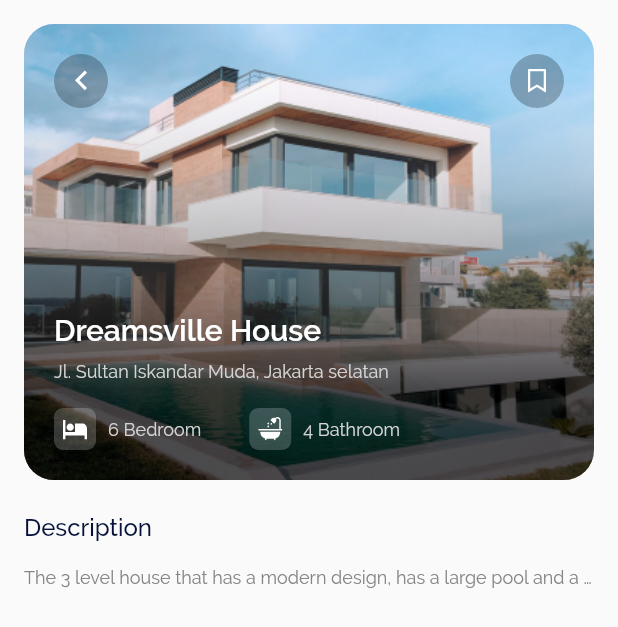
After one commit to vishnumukundan/home-rent, a Flutter app: the ScreenDetails screen opened directly, on a phone screen of 412 x 824 dp. The commit adds this screen. Shown: the top 627 px of the screen. Run offline on Flutter 3.47's test engine with Material 2 defaults, Android fonts, the phone set to English and light mode, and no system bars; our stand-ins replace flutter_svg.

Commit message:
detail page design started, header image added

```diff
--- a/lib/core/utils/navigator.dart
+++ b/lib/core/utils/navigator.dart
@@ -4,4 +4,8 @@ class PageNav {
   push(BuildContext context, screen) {
     Navigator.of(context).push(MaterialPageRoute(builder: (ctx) => screen));
   }
+
+  pop(BuildContext context) {
+    Navigator.pop(context);
+  }
 }
--- a/lib/main.dart
+++ b/lib/main.dart
@@ -16,7 +16,7 @@ class MyApp extends StatelessWidget {
       ),
       themeMode: ThemeMode.light,
       darkTheme: ThemeData.dark(),
-      home: const ScreenHome(),
+      home: ScreenHome(),
     );
   }
 }
--- a/lib/presentation/components/text.dart
+++ b/lib/presentation/components/text.dart
@@ -1,5 +1,3 @@
-// ignore_for_file: use_key_in_widget_constructors, prefer_typing_uninitialized_variables, camel_case_types
-
 import 'package:flutter/material.dart';
 
 import '../themes/text_config.dart';
@@ -16,21 +14,8 @@ class Text__widget extends StatelessWidget {
     required this.fontWeight,
     this.fontFamily,
     this.color,
-    // this.wordSpacing,
-    // this.backgroundColor,
-    // this.textBaseline,
-    // this.fontStyle,
-    // this.leadingDistribution,
-    // this.locale,
-    // this.foreground,
-    // this.background,
-    // this.shadows,
-    // this.fontFeatures,
-    // this.decoration,
-    // this.decorationColor,
-    // this.decorationStyle,
-    // this.decorationThickness,
-    // this.debugLabel,
+    required this.textAlign,
+    required this.textOverFlow,
   });
 
   final text;
@@ -40,26 +25,15 @@ class Text__widget extends StatelessWidget {
   final fontSize;
   final letterSpacing;
   final height;
-  // final wordSpacing;
-  // final backgroundColor;
-  // final fontStyle;
-  // final textBaseline;
-  // final leadingDistribution;
-  // final locale;
-  // final foreground;
-  // final background;
-  // final shadows;
-  // final fontFeatures;
-  // final decoration;
-  // final decorationColor;
-  // final decorationStyle;
-  // final decorationThickness;
-  // final debugLabel;
+  final textAlign;
+  final textOverFlow;
 
   @override
   Widget build(BuildContext context) {
     return Text(
       text,
+      overflow: textOverFlow,
+      textAlign: textAlign ?? TextAlign.left,
       style: TextStyle(
         fontFamily: fontFamily ?? kFontFamily,
         fontWeight: fontWeight ?? kDefaultFontWeight,
@@ -88,6 +62,8 @@ class Text__widget extends StatelessWidget {
 //     this.fontWeight,
 //     this.lineHeight,
 //     this.letterSpacing,
+//     this.textAlign,
+//     this.textOverFlow,
 //   }) : super(key: key);
 
 //   final text;
@@ -96,12 +72,16 @@ class Text__widget extends StatelessWidget {
 //   final fontWeight;
 //   final lineHeight;
 //   final letterSpacing;
+//   final textAlign;
+//   final textOverFlow;
 
 //   @override
 //   Widget build(BuildContext context) {
 //     return Text__widget(
 //       text: text,
-// color: color ?? kDefaultTextColor,
+//       textAlign: textAlign,
+//       textOverFlow: textOverFlow,
+//       color: color,
 //       fontSize: size ?? kConfig_DisplayLarge_FontSize,
 //       letterSpacing: letterSpacing ?? kConfig_DisplayLarge_LetterSpacing,
 //       height: kConfig_DisplayLarge_LineHeight,
@@ -110,8 +90,8 @@ class Text__widget extends StatelessWidget {
 //   }
 // }
 
-///
-/// display Medium
+// ///
+// /// display Medium
 // class DisplayMedium__text extends StatelessWidget {
 //   const DisplayMedium__text({
 //     Key? key,
@@ -121,6 +101,8 @@ class Text__widget extends StatelessWidget {
 //     this.fontWeight,
 //     this.lineHeight,
 //     this.letterSpacing,
+//     this.textAlign,
+//     this.textOverFlow,
 //   }) : super(key: key);
 
 //   final text;
@@ -129,12 +111,16 @@ class Text__widget extends StatelessWidget {
 //   final fontWeight;
 //   final lineHeight;
 //   final letterSpacing;
+//   final textAlign;
+//   final textOverFlow;
 
 //   @override
 //   Widget build(BuildContext context) {
 //     return Text__widget(
 //       text: text,
-// color: color ?? kDefaultTextColor,
+//       textAlign: textAlign,
+//       textOverFlow: textOverFlow,
+//       color: color,
 //       fontSize: size ?? kConfig_DisplayMedium_FontSize,
 //       letterSpacing: letterSpacing ?? kConfig_DisplayMedium_LetterSpacing,
 //       height: kConfig_DisplayMedium_LineHeight,
@@ -143,8 +129,8 @@ class Text__widget extends StatelessWidget {
 //   }
 // }
 
-///
-/// display Small
+// ///
+// /// display Small
 // class DisplaySmall__text extends StatelessWidget {
 //   const DisplaySmall__text({
 //     Key? key,
@@ -154,6 +140,8 @@ class Text__widget extends StatelessWidget {
 //     this.fontWeight,
 //     this.lineHeight,
 //     this.letterSpacing,
+//     this.textAlign,
+//     this.textOverFlow,
 //   }) : super(key: key);
 
 //   final text;
@@ -162,12 +150,16 @@ class Text__widget extends StatelessWidget {
 //   final fontWeight;
 //   final lineHeight;
 //   final letterSpacing;
+//   final textAlign;
+//   final textOverFlow;
 
 //   @override
 //   Widget build(BuildContext context) {
 //     return Text__widget(
 //       text: text,
-// color: color ?? kDefaultTextColor,
+//       textAlign: textAlign,
+//       textOverFlow: textOverFlow,
+//       color: color,
 //       fontSize: size ?? kConfig_DisplaySmall_FontSize,
 //       letterSpacing: letterSpacing ?? kConfig_DisplaySmall_LetterSpacing,
 //       height: kConfig_DisplaySmall_LineHeight,
@@ -176,9 +168,9 @@ class Text__widget extends StatelessWidget {
 //   }
 // }
 
-///
-/// Headline large
-/// -----------------------------------------------------------------------------------------------
+// ///
+// /// Headline large
+// /// -----------------------------------------------------------------------------------------------
 // class HeadlineLarge__text extends StatelessWidget {
 //   const HeadlineLarge__text({
 //     Key? key,
@@ -188,6 +180,8 @@ class Text__widget extends StatelessWidget {
 //     this.fontWeight,
 //     this.lineHeight,
 //     this.letterSpacing,
+//     this.textAlign,
+//     this.textOverFlow,
 //   }) : super(key: key);
 
 //   final text;
@@ -196,12 +190,16 @@ class Text__widget extends StatelessWidget {
 //   final fontWeight;
 //   final lineHeight;
 //   final letterSpacing;
+//   final textAlign;
+//   final textOverFlow;
 
 //   @override
 //   Widget build(BuildContext context) {
 //     return Text__widget(
 //       text: text,
-// color: color ?? kDefaultTextColor,
+//       textAlign: textAlign,
+//       textOverFlow: textOverFlow,
+//       color: color,
 //       fontSize: size ?? kConfig_HeadlineLarge_FontSize,
 //       letterSpacing: letterSpacing ?? kConfig_HeadlineLarge_LetterSpacing,
 //       height: kConfig_HeadlineLarge_LineHeight,
@@ -210,8 +208,8 @@ class Text__widget extends StatelessWidget {
 //   }
 // }
 
-///
-/// Headline Medium
+// ///
+// /// Headline Medium
 // class HeadlineMedium__text extends StatelessWidget {
 //   const HeadlineMedium__text({
 //     Key? key,
@@ -221,6 +219,8 @@ class Text__widget extends StatelessWidget {
 //     this.fontWeight,
 //     this.lineHeight,
 //     this.letterSpacing,
+//     this.textAlign,
+//     this.textOverFlow,
 //   }) : super(key: key);
 
 //   final text;
@@ -229,12 +229,16 @@ class Text__widget extends StatelessWidget {
 //   final fontWeight;
 //   final lineHeight;
 //   final letterSpacing;
+//   final textAlign;
+//   final textOverFlow;
 
 //   @override
 //   Widget build(BuildContext context) {
 //     return Text__widget(
 //       text: text,
-// color: color ?? kDefaultTextColor,
+//       textAlign: textAlign,
+//       textOverFlow: textOverFlow,
+//       color: color,
 //       fontSize: size ?? kConfig_HeadlineMedium_FontSize,
 //       letterSpacing: letterSpacing ?? kConfig_HeadlineMedium_LetterSpacing,
 //       height: kConfig_HeadlineMedium_LineHeight,
@@ -243,8 +247,8 @@ class Text__widget extends StatelessWidget {
 //   }
 // }
 
-///
-/// Headline Small
+// ///
+// /// Headline Small
 // class HeadlineSmall__text extends StatelessWidget {
 //   const HeadlineSmall__text({
 //     Key? key,
@@ -254,6 +258,8 @@ class Text__widget extends StatelessWidget {
 //     this.fontWeight,
 //     this.lineHeight,
 //     this.letterSpacing,
+//     this.textAlign,
+//     this.textOverFlow,
 //   }) : super(key: key);
 
 //   final text;
@@ -262,12 +268,16 @@ class Text__widget extends StatelessWidget {
 //   final fontWeight;
 //   final lineHeight;
 //   final letterSpacing;
+//   final textAlign;
+//   final textOverFlow;
 
 //   @override
 //   Widget build(BuildContext context) {
 //     return Text__widget(
 //       text: text,
-// color: color ?? kDefaultTextColor,
+//       textAlign: textAlign,
+//       textOverFlow: textOverFlow,
+//       color: color,
 //       fontSize: size ?? kConfig_HeadlineSmall_FontSize,
 //       letterSpacing: letterSpacing ?? kConfig_HeadlineSmall_LetterSpacing,
 //       height: kConfig_HeadlineSmall_LineHeight,
@@ -288,6 +298,8 @@ class TitleLarge__text extends StatelessWidget {
     this.fontWeight,
     this.lineHeight,
     this.letterSpacing,
+    this.textAlign,
+    this.textOverFlow,
   }) : super(key: key);
 
   final text;
@@ -296,12 +308,16 @@ class TitleLarge__text extends StatelessWidget {
   final fontWeight;
   final lineHeight;
   final letterSpacing;
+  final textAlign;
+  final textOverFlow;
 
   @override
   Widget build(BuildContext context) {
     return Text__widget(
       text: text,
-      color: color ?? kDefaultTextColor,
+      textAlign: textAlign,
+      textOverFlow: textOverFlow,
+      color: color,
       fontSize: size ?? kConfig_TitleLarge_FontSize,
       letterSpacing: letterSpacing ?? kConfig_TitleLarge_LetterSpacing,
       height: kConfig_TitleLarge_LineHeight,
@@ -321,6 +337,8 @@ class TitleMedium__text extends StatelessWidget {
     this.fontWeight,
     this.lineHeight,
     this.letterSpacing,
+    this.textAlign,
+    this.textOverFlow,
   }) : super(key: key);
 
   final text;
@@ -329,12 +347,16 @@ class TitleMedium__text extends StatelessWidget {
   final fontWeight;
   final lineHeight;
   final letterSpacing;
+  final textAlign;
+  final textOverFlow;
 
   @override
   Widget build(BuildContext context) {
     return Text__widget(
       text: text,
-      color: color ?? kDefaultTextColor,
+      textAlign: textAlign,
+      textOverFlow: textOverFlow,
+      color: color,
       fontSize: size ?? kConfig_TitleMedium_FontSize,
       letterSpacing: letterSpacing ?? kConfig_TitleMedium_LetterSpacing,
       height: kConfig_TitleMedium_LineHeight,
@@ -354,6 +376,8 @@ class TitleMedium__text extends StatelessWidget {
 //     this.fontWeight,
 //     this.lineHeight,
 //     this.letterSpacing,
+//     this.textAlign,
+//     this.textOverFlow,
 //   }) : super(key: key);
 
 //   final text;
@@ -362,12 +386,16 @@ class TitleMedium__text extends StatelessWidget {
 //   final fontWeight;
 //   final lineHeight;
 //   final letterSpacing;
+//   final textAlign;
+//   final textOverFlow;
 
 //   @override
 //   Widget build(BuildContext context) {
 //     return Text__widget(
 //       text: text,
-// color: color ?? kDefaultTextColor,
+//       textAlign: textAlign,
+//       textOverFlow: textOverFlow,
+//       color: color,
 //       fontSize: size ?? kConfig_TitleSmall_FontSize,
 //       letterSpacing: letterSpacing ?? kConfig_TitleSmall_LetterSpacing,
 //       height: kConfig_TitleSmall_LineHeight,
@@ -376,9 +404,9 @@ class TitleMedium__text extends StatelessWidget {
 //   }
 // }
 
-///
-/// Label large
-/// -----------------------------------------------------------------------------------------------
+// ///
+// /// Label large
+// /// -----------------------------------------------------------------------------------------------
 // class LabelLarge__text extends StatelessWidget {
 //   const LabelLarge__text({
 //     Key? key,
@@ -388,6 +416,8 @@ class TitleMedium__text extends StatelessWidget {
 //     this.fontWeight,
 //     this.lineHeight,
 //     this.letterSpacing,
+//     this.textAlign,
+//     this.textOverFlow,
 //   }) : super(key: key);
 
 //   final text;
@@ -396,12 +426,16 @@ class TitleMedium__text extends StatelessWidget {
 //   final fontWeight;
 //   final lineHeight;
 //   final letterSpacing;
+//   final textAlign;
+//   final textOverFlow;
 
 //   @override
 //   Widget build(BuildContext context) {
 //     return Text__widget(
 //       text: text,
-// color: color ?? kDefaultTextColor,
+//       textAlign: textAlign,
+//       textOverFlow: textOverFlow,
+//       color: color,
 //       fontSize: size ?? kConfig_LabelLarge_FontSize,
 //       letterSpacing: letterSpacing ?? kConfig_LabelLarge_LetterSpacing,
 //       height: kConfig_LabelLarge_LineHeight,
@@ -421,6 +455,8 @@ class LabelMedium__text extends StatelessWidget {
     this.fontWeight,
     this.lineHeight,
     this.letterSpacing,
+    this.textAlign,
+    this.textOverFlow,
   }) : super(key: key);
 
   final text;
@@ -429,12 +465,16 @@ class LabelMedium__text extends StatelessWidget {
   final fontWeight;
   final lineHeight;
   final letterSpacing;
+  final textAlign;
+  final textOverFlow;
 
   @override
   Widget build(BuildContext context) {
     return Text__widget(
       text: text,
-      color: color ?? kDefaultTextColor,
+      textAlign: textAlign,
+      textOverFlow: textOverFlow,
+      color: color,
       fontSize: size ?? kConfig_LabelMedium_FontSize,
       letterSpacing: letterSpacing ?? kConfig_LabelMedium_LetterSpacing,
       height: kConfig_LabelMedium_LineHeight,
@@ -454,6 +494,8 @@ class LabelSmall__text extends StatelessWidget {
     this.fontWeight,
     this.lineHeight,
     this.letterSpacing,
+    this.textAlign,
+    this.textOverFlow,
   }) : super(key: key);
 
   final text;
@@ -462,12 +504,16 @@ class LabelSmall__text extends StatelessWidget {
   final fontWeight;
   final lineHeight;
   final letterSpacing;
+  final textAlign;
+  final textOverFlow;
 
   @override
   Widget build(BuildContext context) {
     return Text__widget(
       text: text,
-      color: color ?? kDefaultTextColor,
+      textAlign: textAlign,
+      textOverFlow: textOverFlow,
+      color: color,
       fontSize: size ?? kConfig_LabelSmall_FontSize,
       letterSpacing: letterSpacing ?? kConfig_LabelSmall_LetterSpacing,
       height: kConfig_LabelSmall_LineHeight,
@@ -488,6 +534,8 @@ class LabelSmall__text extends StatelessWidget {
 //     this.fontWeight,
 //     this.lineHeight,
 //     this.letterSpacing,
+//     this.textAlign,
+//     this.textOverFlow,
 //   }) : super(key: key);
 
 //   final text;
@@ -496,12 +544,16 @@ class LabelSmall__text extends StatelessWidget {
 //   final fontWeight;
 //   final lineHeight;
 //   final letterSpacing;
+//   final textAlign;
+//   final textOverFlow;
 
 //   @override
 //   Widget build(BuildContext context) {
 //     return Text__widget(
 //       text: text,
-// color: color ?? kDefaultTextColor,
+//       textAlign: textAlign,
+//       textOverFlow: textOverFlow,
+//       color: color,
 //       fontSize: size ?? kConfig_BodyLarge_FontSize,
 //       letterSpacing: letterSpacing ?? kConfig_BodyLarge_LetterSpacing,
 //       height: kConfig_BodyLarge_LineHeight,
@@ -521,6 +573,8 @@ class BodyMedium__text extends StatelessWidget {
     this.fontWeight,
     this.lineHeight,
     this.letterSpacing,
+    this.textAlign,
+    this.textOverFlow,
   }) : super(key: key);
 
   final text;
@@ -529,12 +583,16 @@ class BodyMedium__text extends StatelessWidget {
   final fontWeight;
   final lineHeight;
   final letterSpacing;
+  final textAlign;
+  final textOverFlow;
 
   @override
   Widget build(BuildContext context) {
     return Text__widget(
       text: text,
-      color: color ?? kDefaultTextColor,
+      textAlign: textAlign,
+      textOverFlow: textOverFlow,
+      color: color,
       fontSize: size ?? kConfig_BodyMedium_FontSize,
       letterSpacing: letterSpacing ?? kConfig_BodyMedium_LetterSpacing,
       height: kConfig_BodyMedium_LineHeight,
@@ -554,6 +612,8 @@ class BodySmall__text extends StatelessWidget {
     this.fontWeight,
     this.lineHeight,
     this.letterSpacing,
+    this.textAlign,
+    this.textOverFlow,
   }) : super(key: key);
 
   final text;
@@ -562,12 +622,16 @@ class BodySmall__text extends StatelessWidget {
   final fontWeight;
   final lineHeight;
   final letterSpacing;
+  final textAlign;
+  final textOverFlow;
 
   @override
   Widget build(BuildContext context) {
     return Text__widget(
       text: text,
-      color: color ?? kDefaultTextColor,
+      textAlign: textAlign,
+      textOverFlow: textOverFlow,
+      color: color,
       fontSize: size ?? kConfig_BodySmall_FontSize,
       letterSpacing: letterSpacing ?? kConfig_BodySmall_LetterSpacing,
       height: kConfig_BodySmall_LineHeight,
@@ -588,6 +652,8 @@ class BodySmall__text extends StatelessWidget {
 //     this.fontWeight,
 //     this.lineHeight,
 //     this.letterSpacing,
+//     this.textAlign,
+//     this.textOverFlow,
 //   }) : super(key: key);
 
 //   final text;
@@ -596,11 +662,16 @@ class BodySmall__text extends StatelessWidget {
 //   final fontWeight;
 //   final lineHeight;
 //   final letterSpacing;
+//   final textAlign;
+//   final textOverFlow;
 
 //   @override
 //   Widget build(BuildContext context) {
 //     return Text__widget(
 //       text: text.toString().toUpperCase(),
+//       textAlign: textAlign,
+//       textOverFlow: textOverFlow,
+//       color: color,
 //       fontSize: size ?? kConfig_Button_FontSize,
 //       letterSpacing: letterSpacing ?? kConfig_Button_LetterSpacing,
 //       height: kConfig_Button_LineHeight,
@@ -609,9 +680,9 @@ class BodySmall__text extends StatelessWidget {
 //   }
 // }
 
-///
-/// Caption
-/// -----------------------------------------------------------------------------------------------
+// ///
+// /// Caption
+// /// -----------------------------------------------------------------------------------------------
 // class Caption__text extends StatelessWidget {
 //   const Caption__text({
 //     Key? key,
@@ -621,6 +692,8 @@ class BodySmall__text extends StatelessWidget {
 //     this.fontWeight,
 //     this.lineHeight,
 //     this.letterSpacing,
+//     this.textAlign,
+//     this.textOverFlow,
 //   }) : super(key: key);
 
 //   final text;
@@ -629,12 +702,16 @@ class BodySmall__text extends StatelessWidget {
 //   final fontWeight;
 //   final lineHeight;
 //   final letterSpacing;
+//   final textAlign;
+//   final textOverFlow;
 
 //   @override
 //   Widget build(BuildContext context) {
 //     return Text__widget(
 //       text: text,
-// color: color ?? kDefaultTextColor,
+//       textAlign: textAlign,
+//       textOverFlow: textOverFlow,
+//       color: color,
 //       fontSize: size ?? kConfig_Caption_FontSize,
 //       letterSpacing: letterSpacing ?? kConfig_Caption_LetterSpacing,
 //       height: kConfig_Caption_LineHeight,
@@ -643,9 +720,9 @@ class BodySmall__text extends StatelessWidget {
 //   }
 // }
 
-///
-/// Overline
-/// -----------------------------------------------------------------------------------------------
+// ///
+// /// Overline
+// /// -----------------------------------------------------------------------------------------------
 // class Overline__text extends StatelessWidget {
 //   const Overline__text({
 //     Key? key,
@@ -655,6 +732,8 @@ class BodySmall__text extends StatelessWidget {
 //     this.fontWeight,
 //     this.lineHeight,
 //     this.letterSpacing,
+//     this.textAlign,
+//     this.textOverFlow,
 //   }) : super(key: key);
 
 //   final text;
@@ -663,11 +742,16 @@ class BodySmall__text extends StatelessWidget {
 //   final fontWeight;
 //   final lineHeight;
 //   final letterSpacing;
+//   final textAlign;
+//   final textOverFlow;
 
 //   @override
 //   Widget build(BuildContext context) {
 //     return Text__widget(
 //       text: text.toString().toUpperCase(),
+//       textAlign: textAlign,
+//       textOverFlow: textOverFlow,
+//       color: color,
 //       fontSize: size ?? kConfig_Overline_FontSize,
 //       letterSpacing: letterSpacing ?? kConfig_Overline_LetterSpacing,
 //       height: kConfig_Overline_LineHeight,
--- /dev/null
+++ b/lib/presentation/pages/details_page/view/details.dart
@@ -0,0 +1,37 @@
+import 'package:flutter/material.dart';
+import 'package:home_rent/presentation/components/text.dart';
+import 'package:home_rent/presentation/pages/details_page/widgets/header_image.dart';
+import 'package:home_rent/presentation/themes/colors.dart';
+import 'package:home_rent/presentation/themes/values.dart';
+
+class ScreenDetails extends StatelessWidget {
+  const ScreenDetails({Key? key}) : super(key: key);
+
+  @override
+  Widget build(BuildContext context) {
+    return Scaffold(
+      backgroundColor: kColorScaffold,
+      body: SafeArea(
+        child: SingleChildScrollView(
+          padding: const EdgeInsets.symmetric(horizontal: 16),
+          child: Column(
+            crossAxisAlignment: CrossAxisAlignment.start,
+            children: const <Widget>[
+              kSizedBoxHeight_16,
+              HeaderImage__widget(),
+              kSizedBoxHeight_24,
+              LabelSmall__text(text: 'Description'),
+              kSizedBoxHeight_16,
+              BodySmall__text(
+                text:
+                    'The 3 level house that has a modern design, has a large pool and a garage that fits up to four cars... Show More',
+                color: kColorText2,
+                textOverFlow: TextOverflow.ellipsis,
+              ),
+            ],
+          ),
+        ),
+      ),
+    );
+  }
+}
--- /dev/null
+++ b/lib/presentation/pages/details_page/widgets/header_image.dart
@@ -0,0 +1,176 @@
+import 'package:flutter/material.dart';
+import 'package:home_rent/core/utils/navigator.dart';
+
+import '../../../../gen/assets.gen.dart';
+import '../../../components/text.dart';
+import '../../../themes/colors.dart';
+import '../../../themes/values.dart';
+
+const double _stackPadding = 20.0;
+
+class HeaderImage__widget extends StatelessWidget {
+  const HeaderImage__widget({Key? key}) : super(key: key);
+
+  @override
+  Widget build(BuildContext context) {
+    return Stack(
+      children: [
+        AspectRatio(
+          aspectRatio: 5 / 4,
+          child: Container(
+            decoration: BoxDecoration(
+              color: kColorText3,
+              borderRadius: BorderRadius.circular(20),
+              image: DecorationImage(
+                  fit: BoxFit.cover,
+                  image: AssetImage(Assets.images.house1.path)),
+            ),
+          ),
+        ),
+        AspectRatio(
+          aspectRatio: 5 / 4,
+          child: Container(
+            decoration: BoxDecoration(
+              borderRadius: BorderRadius.circular(20),
+              gradient: LinearGradient(
+                begin: Alignment.bottomCenter,
+                end: Alignment.topCenter,
+                stops: [0.2, 1.0],
+                colors: [
+                  kColorBlack.withOpacity(0.7),
+                  kColorWhite.withOpacity(0.0),
+                ],
+              ),
+            ),
+          ),
+        ),
+        Positioned(
+          top: _stackPadding,
+          left: _stackPadding,
+          child: GestureDetector(
+            onTap: () => PageNav().pop(context),
+            child: RoundIconButton__widget(
+              icon: Assets.icons.back.svg,
+            ),
+          ),
+        ),
+        Positioned(
+          top: _stackPadding,
+          right: _stackPadding,
+          child: GestureDetector(
+            onTap: () {},
+            child: RoundIconButton__widget(
+              icon: Assets.icons.bookmark.svg,
+            ),
+          ),
+        ),
+        Positioned(
+          left: _stackPadding,
+          bottom: _stackPadding,
+          child: Column(
+            crossAxisAlignment: CrossAxisAlignment.start,
+            children: const <Widget>[
+              TitleLarge__text(text: 'Dreamsville House', color: kColorWhite),
+              kSizedBoxHeight_8,
+              BodySmall__text(
+                  text: 'Jl. Sultan Iskandar Muda, Jakarta selatan',
+                  color: kColorText3),
+              kSizedBoxHeight_16,
+              BedAndBathSection()
+            ],
+          ),
+        ),
+      ],
+    );
+  }
+}
+
+class BedAndBathSection extends StatelessWidget {
+  const BedAndBathSection({
+    Key? key,
+  }) : super(key: key);
+
+  @override
+  Widget build(BuildContext context) {
+    return Row(
+      children: <Widget>[
+        Row(
+          children: [
+            SquareIconButton__widget(icon: Assets.icons.bed.svg),
+            kSizedBoxWidth_8,
+            const BodySmall__text(text: '6 Bedroom', color: kColorText3),
+          ],
+        ),
+        kSizedBoxWidth_32,
+        Row(
+          children: [
+            SquareIconButton__widget(icon: Assets.icons.bath.svg),
+            kSizedBoxWidth_8,
+            const BodySmall__text(text: '4 Bathroom', color: kColorText3),
+          ],
+        ),
+      ],
+    );
+  }
+}
+
+class RoundIconButton__widget extends StatelessWidget {
+  const RoundIconButton__widget({
+    Key? key,
+    required this.icon,
+    this.iconColor,
+    this.bgColor,
+  }) : super(key: key);
+
+  final icon;
+  final iconColor;
+  final bgColor;
+
+  static const double _size = 36.0;
+
+  @override
+  Widget build(BuildContext context) {
+    return Container(
+      width: _size,
+      height: _size,
+      decoration: BoxDecoration(
+        color: bgColor ?? kColorBlack.withOpacity(0.25),
+        shape: BoxShape.circle,
+      ),
+      child: Center(
+        child: icon(height: 24.0, width: 24.0, color: iconColor ?? kColorWhite),
+      ),
+    );
+  }
+}
+
+class SquareIconButton__widget extends StatelessWidget {
+  const SquareIconButton__widget({
+    Key? key,
+    required this.icon,
+    this.iconColor,
+    this.bgColor,
+  }) : super(key: key);
+
+  final icon;
+  final iconColor;
+  final bgColor;
+
+  static const double _size = 28.0;
+
+  @override
+  Widget build(BuildContext context) {
+    return Container(
+      width: _size,
+      height: _size,
+      decoration: BoxDecoration(
+        color: bgColor ?? kColorWhite.withOpacity(0.20),
+        shape: BoxShape.rectangle,
+        borderRadius: BorderRadius.circular(6),
+      ),
+      child: Center(
+        child: icon(height: 24.0, width: 24.0, color: iconColor ?? kColorWhite),
+      ),
+    );
+  }
+}
--- a/lib/presentation/pages/home/widgets/card_Horizontal_List.dart
+++ b/lib/presentation/pages/home/widgets/card_Horizontal_List.dart
@@ -1,6 +1,8 @@
 import 'package:flutter/material.dart';
+import 'package:home_rent/core/utils/navigator.dart';
 import 'package:home_rent/gen/assets.gen.dart';
 import 'package:home_rent/presentation/components/text.dart';
+import 'package:home_rent/presentation/pages/details_page/view/details.dart';
 import 'package:home_rent/presentation/themes/colors.dart';
 import 'package:home_rent/presentation/themes/values.dart';
 
@@ -16,7 +18,7 @@ class CardHorizontalList__widget extends StatelessWidget {
         child: Row(
           children: [
             CardListItem(
-              ontap: () {},
+              ontap: () => PageNav().push(context, const ScreenDetails()),
               distance: '1.8 km',
               title: 'Dreamsville House',
               description: 'Jl. Sultan Iskandar Muda',
--- a/lib/presentation/pages/home/widgets/title_bar.dart
+++ b/lib/presentation/pages/home/widgets/title_bar.dart
@@ -8,10 +8,12 @@ class TitleBar__widget extends StatelessWidget {
     Key? key,
     required this.title,
     required this.ontap,
+    this.visibility = true,
   }) : super(key: key);
 
   final String title;
   final ontap;
+  final bool visibility;
 
   @override
   Widget build(BuildContext context) {
@@ -23,7 +25,10 @@ class TitleBar__widget extends StatelessWidget {
           const Spacer(),
           GestureDetector(
             onTap: ontap,
-            child: const BodySmall__text(text: 'See more', color: kColorText2),
+            child: Visibility(
+                visible: visibility,
+                child: const BodySmall__text(
+                    text: 'See more', color: kColorText2)),
           ),
         ],
       ),
--- /dev/null
+++ b/lib/presentation/themes/constants.dart
@@ -0,0 +1,10 @@
+import 'package:flutter/cupertino.dart';
+
+import 'colors.dart';
+
+final BoxShadow kBoxShadow = BoxShadow(
+  color: kColorPrimary.withOpacity(0.1),
+  offset: const Offset(0, 8),
+  blurRadius: 24,
+  spreadRadius: 2,
+);
```
Also changed, not shown: pubspec.yaml (+4 -4 lines), pubspec.lock.
